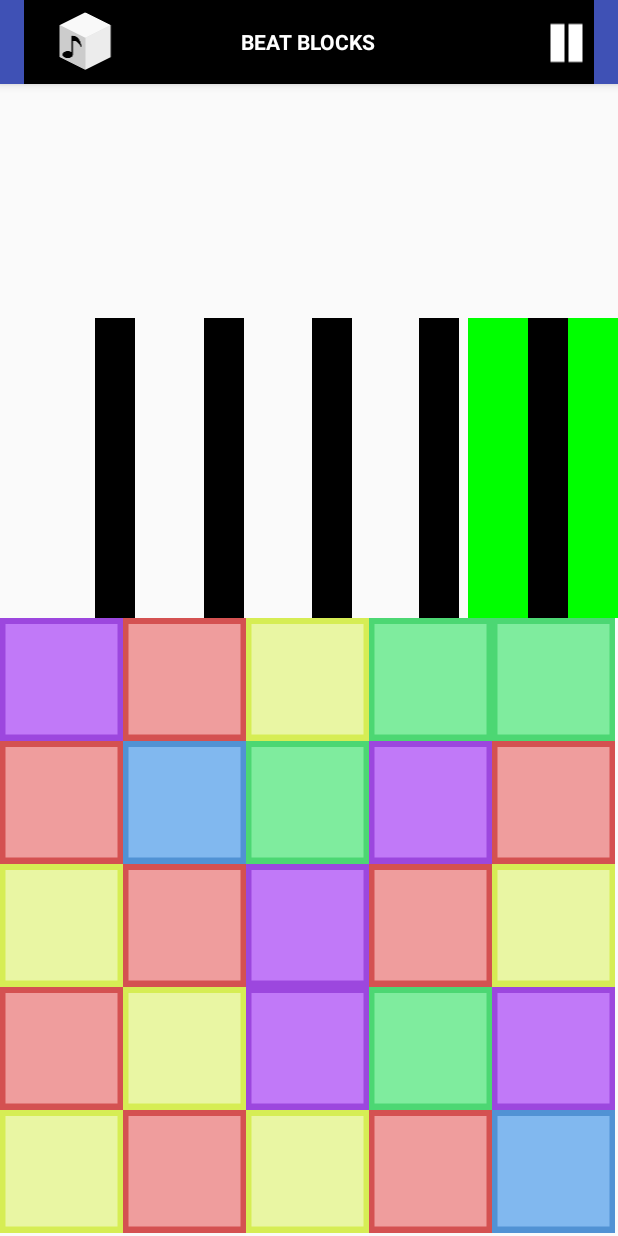
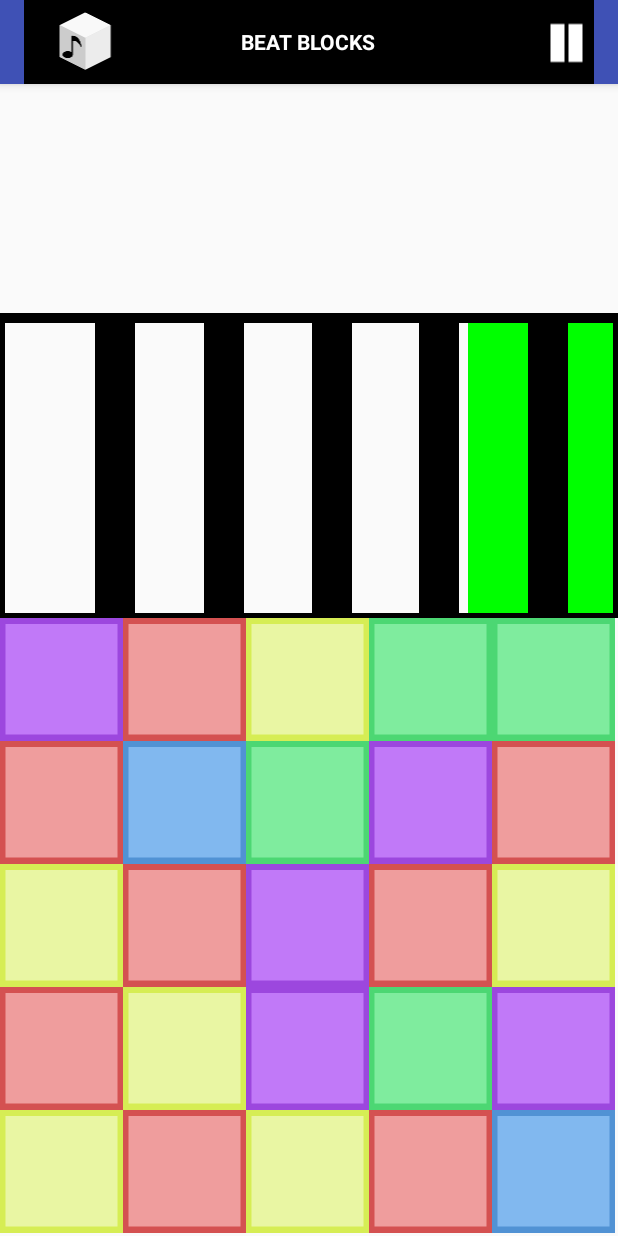
Before and after one commit to hunterdquant/BeatBlocks, an Android app: the screen it shows after launch (MainActivity), on a phone screen of 412 x 824 dp. Run offline under Robolectric (Android 15) with nearby library versions, the light colour scheme and no system bars.

Commit message:
Added border rectangle, and put isGoodMove during the move

```diff
--- a/app/build.gradle
+++ b/app/build.gradle
@@ -6,7 +6,7 @@
 
     defaultConfig {
         applicationId "group.cs242.beatblocks"
-        minSdkVersion 16
+        minSdkVersion 19
         targetSdkVersion 23
         versionCode 1
         versionName "1.0"
--- a/app/src/main/java/group/cs242/beatblocks/BeatMap.java
+++ b/app/src/main/java/group/cs242/beatblocks/BeatMap.java
@@ -16,6 +16,7 @@
     //Data Members
     Beat beats[];    //contains all of the beats that will be used throughout a game
     Rect accepting_range;  //an unmoving Rectangle the will represent when a move can be made
+    Rect border;
     int top;
     int bottom;
     int beat_width;
@@ -23,7 +24,6 @@
     int height;
     int total_beats; //to be used in loops
     long milliseconds_per_beat;
-    int current_beat;   //should help speed up isGoodMove a little
     final int duration_constant = 10;
     Song song;
 
@@ -32,13 +32,12 @@
     //Methods
     public boolean isGoodMove() //To be called whenever a move is made. Will return true if there
     {                           //is a beat that has not been used in the accepting range
-        for(int i = current_beat; i < duration_constant; i++)
+        for(int i = 0; i < duration_constant; i++)
         {
             if ((beats[i].getUsed() == false) &&
                     (accepting_range.contains(beats[i].rectangle)))
             {
                 beats[i].setUsed(true);
-                current_beat = i+1;
                 return true;
             }
         }
@@ -81,6 +80,9 @@
         accepting_range.top= top;
         accepting_range.right = width;
         accepting_range.bottom = bottom;
+        border.bottom = bottom;
+        border.top = top;
+        border.right = width;
         for (int i = 0; i < duration_constant; i++) {
             beats[i].update(top, bottom);
         }
@@ -93,7 +95,6 @@
         song = sng;
         total_beats = (int) (song.beats_per_minute * song.song_length);
         milliseconds_per_beat = (long) 60000 / song.beats_per_minute;
-        current_beat = 0;
         createBeats();
 }
 
@@ -107,6 +108,7 @@
         bottom = height;
         beat_width = (int) ((float)width/27);
         accepting_range = new Rect(width - 200, top, width, bottom);
+        border = new Rect(0, top, width, bottom);
 
     }
 
@@ -116,7 +118,6 @@
     {
         song = sng;
         milliseconds_per_beat = (long) 60000 / song.beats_per_minute;
-        current_beat = 0;
         createBeats();
 
 
--- a/app/src/main/java/group/cs242/beatblocks/BeatMapView.java
+++ b/app/src/main/java/group/cs242/beatblocks/BeatMapView.java
@@ -16,6 +16,7 @@
     private BeatMap bmap;
     private Paint paintA;
     private Paint paintB;
+    private Paint paintC = new Paint();
     private boolean paused = false;
 
 
@@ -30,6 +31,7 @@
         paintB = new Paint();
         paintA.setColor(color1);
         paintB.setColor(color2);
+
     }
 
     public BeatMapView(Context context, AttributeSet attributeSet)
@@ -69,6 +71,9 @@
         bmap.setUp();
         paintA.setColor(Color.GREEN);
         paintB.setColor(Color.BLACK);
+        paintC.setColor(Color.BLACK);
+        paintC.setStyle(Paint.Style.STROKE);
+        paintC.setStrokeWidth(10);
     }
 
     //Draws the accepting range and the beats
@@ -77,9 +82,11 @@
         if(!paused) {
             super.onDraw(canvas);
             canvas.drawRect(bmap.accepting_range, paintA);
+            canvas.drawRect(bmap.border, paintC);
             for (int i = 0; i < bmap.duration_constant; i++) {
                 canvas.drawRect(bmap.beats[i].rectangle, paintB);
             }
+
         }
         invalidate();
     }
@@ -112,4 +119,9 @@
      }
 
     }
+
+    public boolean isGoodMove()
+    {
+        return bmap.isGoodMove();
+    }
 }
```
Also changed, not shown: app/src/main/java/group/cs242/beatblocks/MainActivity.java (+8 -0 lines).
